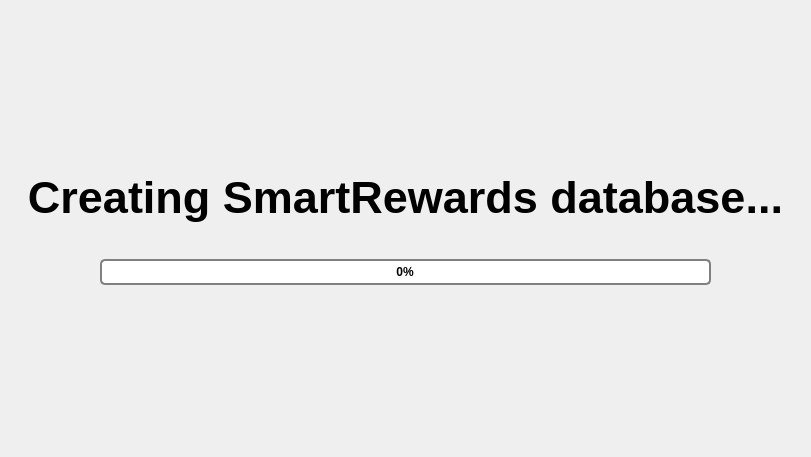
First picture: the form in src/qt/forms/smartrewardslist.ui, repository SmartCash/Core-Smart, before the edit.
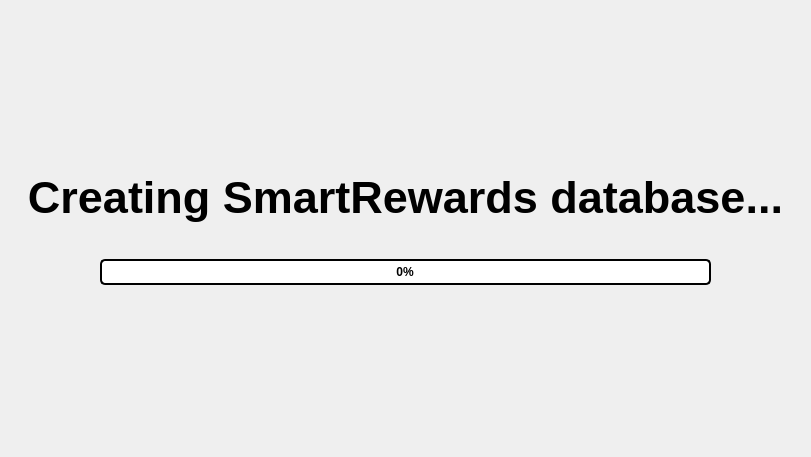
Second picture: the form after the edit. The open tabs and pages were chosen to show the change. Custom widgets are drawn as their Qt base class.

What changed in the file:
```diff
--- a/src/qt/forms/smartrewardslist.ui
+++ b/src/qt/forms/smartrewardslist.ui
@@ -212,7 +212,7 @@
            </property>
            <property name="styleSheet">
             <string notr="true">QProgressBar {
-    border: 2px solid grey;
+    border: 2px solid black;
     border-radius: 5px;
     text-align: center;
     font-weight: bold;
@@ -220,18 +220,20 @@
 
 QProgressBar::chunk {
     background-color: #FEC60D;
-    width: 20px;
 }</string>
            </property>
            <property name="maximum">
             <number>100000</number>
            </property>
            <property name="value">
-            <number>20</number>
+            <number>21</number>
            </property>
            <property name="alignment">
             <set>Qt::AlignCenter</set>
            </property>
+           <property name="invertedAppearance">
+            <bool>false</bool>
+           </property>
           </widget>
          </item>
          <item>
```
Left out of the diff: 2 changed lines with no effect on the pictures.
